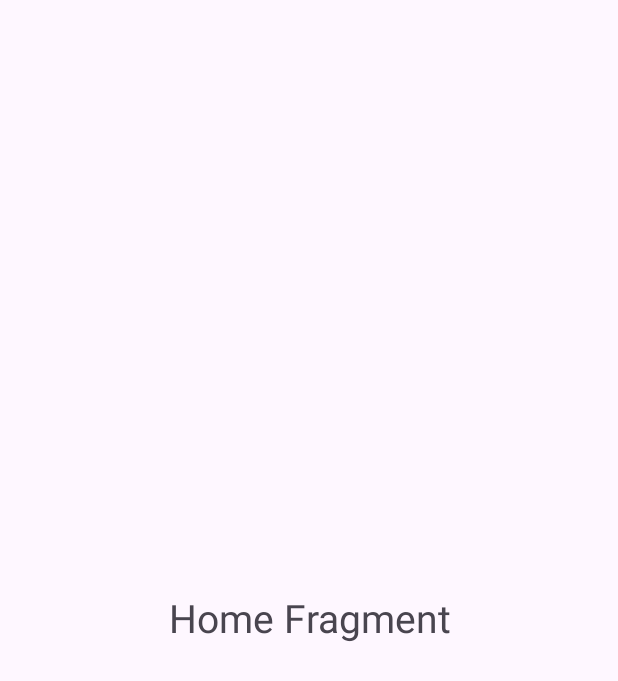
After one commit to HazmiHan/LaporKorupsi, an Android app: the fragment HomeFragment shown on its own in the app's theme, on a phone screen of 412 x 824 dp. The commit adds this screen. Shown: the top 681 px of the screen. Run offline under Robolectric (Android 15) with nearby library versions, the phone set to English and light mode, and no system bars.

Commit message:
Setting up the bottom navbar, home fragment, and news fragment

```diff
--- a/app/build.gradle.kts
+++ b/app/build.gradle.kts
@@ -26,6 +26,11 @@ android {
             )
         }
     }
+
+    buildFeatures{
+        viewBinding = true
+    }
+
     compileOptions {
         sourceCompatibility = JavaVersion.VERSION_1_8
         targetCompatibility = JavaVersion.VERSION_1_8
--- /dev/null
+++ b/app/src/main/java/com/farhanhazmi/laporkorupsi/HomeFragment.kt
@@ -0,0 +1,59 @@
+package com.farhanhazmi.laporkorupsi
+
+import android.os.Bundle
+import androidx.fragment.app.Fragment
+import android.view.LayoutInflater
+import android.view.View
+import android.view.ViewGroup
+
+// TODO: Rename parameter arguments, choose names that match
+// the fragment initialization parameters, e.g. ARG_ITEM_NUMBER
+private const val ARG_PARAM1 = "param1"
+private const val ARG_PARAM2 = "param2"
+
+/**
+ * A simple [Fragment] subclass.
+ * Use the [HomeFragment.newInstance] factory method to
+ * create an instance of this fragment.
+ */
+class HomeFragment : Fragment() {
+    // TODO: Rename and change types of parameters
+    private var param1: String? = null
+    private var param2: String? = null
+
+    override fun onCreate(savedInstanceState: Bundle?) {
+        super.onCreate(savedInstanceState)
+        arguments?.let {
+            param1 = it.getString(ARG_PARAM1)
+            param2 = it.getString(ARG_PARAM2)
+        }
+    }
+
+    override fun onCreateView(
+        inflater: LayoutInflater, container: ViewGroup?,
+        savedInstanceState: Bundle?
+    ): View? {
+        // Inflate the layout for this fragment
+        return inflater.inflate(R.layout.fragment_home, container, false)
+    }
+
+    companion object {
+        /**
+         * Use this factory method to create a new instance of
+         * this fragment using the provided parameters.
+         *
+         * @param param1 Parameter 1.
+         * @param param2 Parameter 2.
+         * @return A new instance of fragment HomeFragment.
+         */
+        // TODO: Rename and change types and number of parameters
+        @JvmStatic
+        fun newInstance(param1: String, param2: String) =
+            HomeFragment().apply {
+                arguments = Bundle().apply {
+                    putString(ARG_PARAM1, param1)
+                    putString(ARG_PARAM2, param2)
+                }
+            }
+    }
+}
--- /dev/null
+++ b/app/src/main/res/layout/fragment_home.xml
@@ -0,0 +1,15 @@
+<?xml version="1.0" encoding="utf-8"?>
+<FrameLayout xmlns:android="http://schemas.android.com/apk/res/android"
+    xmlns:tools="http://schemas.android.com/tools"
+    android:layout_width="match_parent"
+    android:layout_height="match_parent"
+    tools:context=".HomeFragment">
+
+    <TextView
+        android:layout_width="match_parent"
+        android:layout_height="match_parent"
+        android:text="Home Fragment"
+        android:textSize="26dp"
+        android:gravity="center"/>
+
+</FrameLayout>
--- a/app/src/main/res/values/strings.xml
+++ b/app/src/main/res/values/strings.xml
@@ -1,3 +1,5 @@
 <resources>
     <string name="app_name">LaporKorupsi!</string>
+    <!-- TODO: Remove or change this placeholder text -->
+    <string name="hello_blank_fragment">Hello blank fragment</string>
 </resources>
```
Also changed, not shown: app/src/main/java/com/farhanhazmi/laporkorupsi/MainActivity.kt (+29 -9 lines), app/src/main/java/com/farhanhazmi/laporkorupsi/NewsFragment.kt (added, +59 -0 lines), app/src/main/res/drawable/ic_home.xml (added, +9 -0 lines), app/src/main/res/drawable/ic_news.xml (added, +9 -0 lines), app/src/main/res/layout/activity_main.xml (+24 -1 lines), app/src/main/res/layout/fragment_news.xml (added, +16 -0 lines), app/src/main/res/menu/bottom_navigation_view.xml (added, +10 -0 lines).
